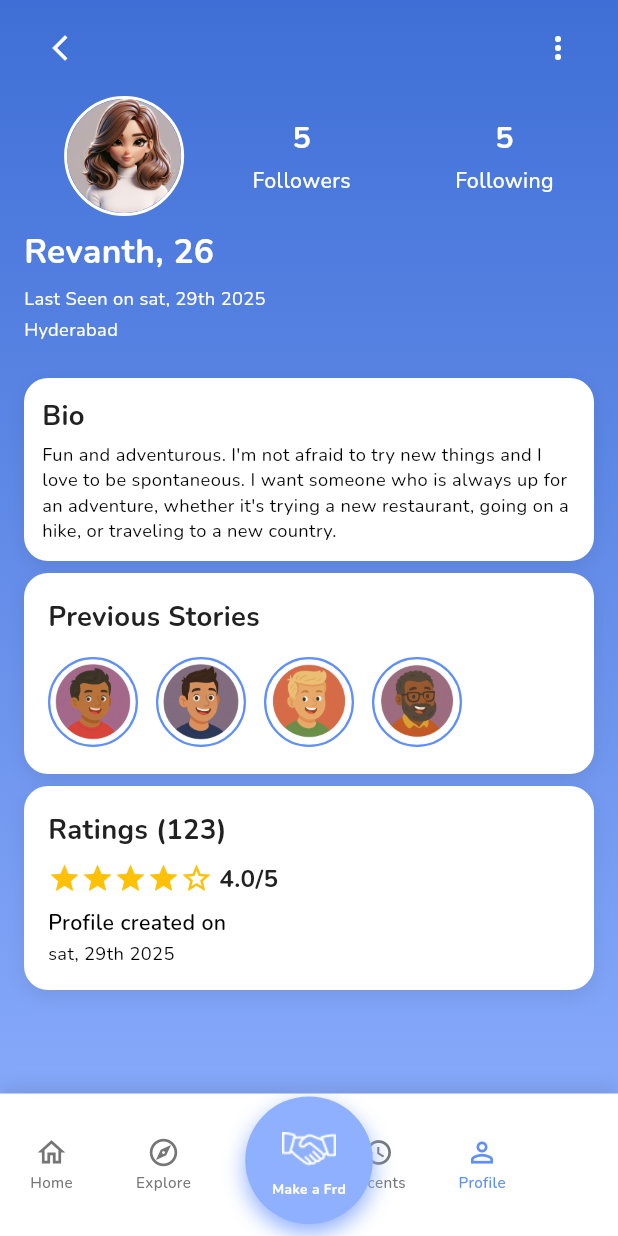
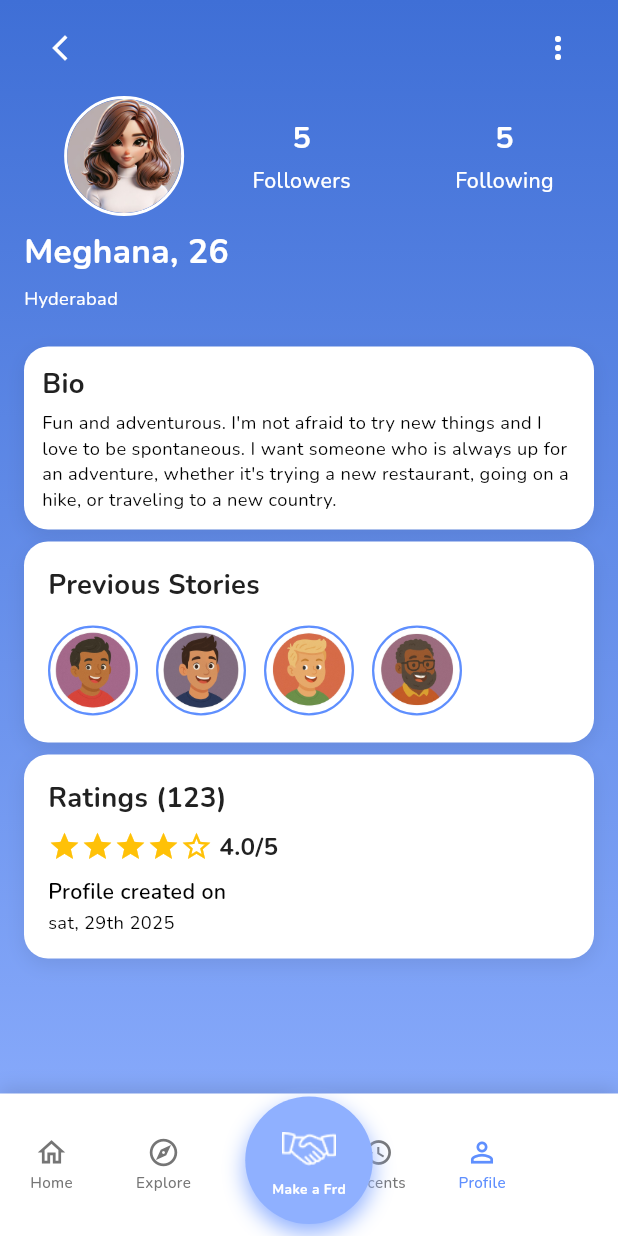
Before and after one commit to sanashajiya/little_hearts, a Flutter app: the _ProfileView screen opened directly, on a phone screen of 412 x 824 dp. Run offline on Flutter 3.47's test engine with Material 3 defaults, Android fonts, the phone set to English and light mode, and no system bars; our stand-ins replace dartz, dio, equatable, flutter_bloc, get_it, go_router and 3 more; accounts and stored records are empty.

Commit message:
some UI changes

```diff
--- a/lib/features/female/profile/presentation/cubit/profile_cubit.dart
+++ b/lib/features/female/profile/presentation/cubit/profile_cubit.dart
@@ -10,9 +10,9 @@ class ProfileCubit extends Cubit<ProfileState> {
   void _loadProfile() {
     // Dummy data for now
     final profile = ProfileData(
-      name: 'Revanth',
+      name: 'Meghana',
       age: 26,
-      lastSeen: 'Last Seen on sat, 29th 2025',
+      // lastSeen: 'Last Seen on sat, 29th 2025',
       location: 'Hyderabad',
       bio: 'Fun and adventurous. I\'m not afraid to try new things and I love to be spontaneous. I want someone who is always up for an adventure, whether it\'s trying a new restaurant, going on a hike, or traveling to a new country.',
       followersCount: 5,
--- a/lib/features/female/profile/presentation/models/profile_data.dart
+++ b/lib/features/female/profile/presentation/models/profile_data.dart
@@ -1,7 +1,7 @@
 class ProfileData {
   final String name;
   final int age;
-  final String lastSeen;
+  // final String lastSeen;
   final String location;
   final String bio;
   final int followersCount;
@@ -14,7 +14,7 @@ class ProfileData {
   ProfileData({
     required this.name,
     required this.age,
-    required this.lastSeen,
+    // required this.lastSeen,
     required this.location,
     required this.bio,
     required this.followersCount,
--- a/lib/features/female/profile/presentation/widgets/profile_info_section.dart
+++ b/lib/features/female/profile/presentation/widgets/profile_info_section.dart
@@ -92,13 +92,13 @@ class ProfileInfoSection extends StatelessWidget {
         ),
         const SizedBox(height: 6),
         // Last Seen
-        CustomText(
-          text: profile.lastSeen,
-          fontSize: 12,
-          fontWeight: FontWeightType.regular,
-          color: AppColors.white,
-        ),
-        const SizedBox(height: 4),
+        // CustomText(
+        //   text: profile.lastSeen,
+        //   fontSize: 12,
+        //   fontWeight: FontWeightType.regular,
+        //   color: AppColors.white,
+        // ),
+        // const SizedBox(height: 4),
         // Location
         CustomText(
           text: profile.location,
--- a/lib/features/male/profile/presentation/cubit/profile_cubit.dart
+++ b/lib/features/male/profile/presentation/cubit/profile_cubit.dart
@@ -12,7 +12,7 @@ class ProfileCubit extends Cubit<ProfileState> {
     final profile = ProfileData(
       name: 'Revanth',
       age: 26,
-      lastSeen: 'Last Seen on sat, 29th 2025',
+      // lastSeen: 'Last Seen on sat, 29th 2025',
       location: 'Hyderabad',
       bio: 'Fun and adventurous. I\'m not afraid to try new things and I love to be spontaneous. I want someone who is always up for an adventure, whether it\'s trying a new restaurant, going on a hike, or traveling to a new country.',
       followersCount: 5,
--- a/lib/features/male/profile/presentation/cubit/view_profile_cubit.dart
+++ b/lib/features/male/profile/presentation/cubit/view_profile_cubit.dart
@@ -10,7 +10,7 @@ class ViewProfileCubit extends Cubit<ViewProfileState> {
     final profile = ViewProfileData(
       name: 'Meghana',
       age: 26,
-      lastSeen: 'Last seen on sat, 29th 2025',
+      // lastSeen: 'Last seen on sat, 29th 2025',
       birthday: 'Birthday – 27th March 2003',
       location: 'Hyderabad',
       followersCount: 200,
@@ -50,7 +50,7 @@ class ViewProfileLoaded extends ViewProfileState {
 class ViewProfileData {
   final String name;
   final int age;
-  final String lastSeen;
+  // final String lastSeen;
   final String birthday;
   final String location;
   final int followersCount;
@@ -70,7 +70,7 @@ class ViewProfileData {
   ViewProfileData({
     required this.name,
     required this.age,
-    required this.lastSeen,
+    // required this.lastSeen,
     required this.birthday,
     required this.location,
     required this.followersCount,
--- a/lib/features/male/profile/presentation/models/profile_data.dart
+++ b/lib/features/male/profile/presentation/models/profile_data.dart
@@ -1,7 +1,7 @@
 class ProfileData {
   final String name;
   final int age;
-  final String lastSeen;
+  // final String lastSeen;
   final String location;
   final String bio;
   final int followersCount;
@@ -14,7 +14,7 @@ class ProfileData {
   ProfileData({
     required this.name,
     required this.age,
-    required this.lastSeen,
+    // required this.lastSeen,
     required this.location,
     required this.bio,
     required this.followersCount,
--- a/lib/features/male/profile/presentation/screens/view_profile_screen.dart
+++ b/lib/features/male/profile/presentation/screens/view_profile_screen.dart
@@ -75,7 +75,7 @@ class _ViewProfileView extends StatelessWidget {
                             ProfileMetaInfo(
                               name: state.profile.name,
                               age: state.profile.age,
-                              lastSeen: state.profile.lastSeen,
+                              // lastSeen: state.profile.lastSeen,
                               birthday: state.profile.birthday,
                               location: state.profile.location,
                             ),
```
Also changed, not shown: lib/features/male/profile/presentation/widgets/profile_info_section.dart (+8 -8 lines), lib/features/male/profile/presentation/widgets/profile_meta_info.dart (+9 -9 lines), 3 other files.
